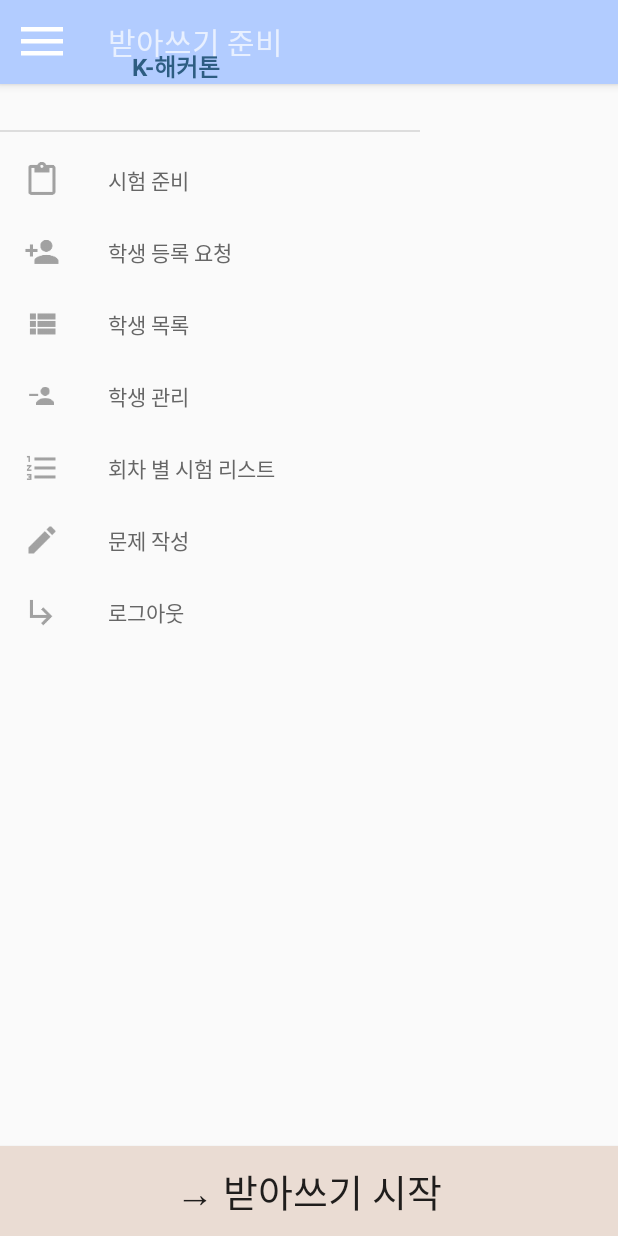
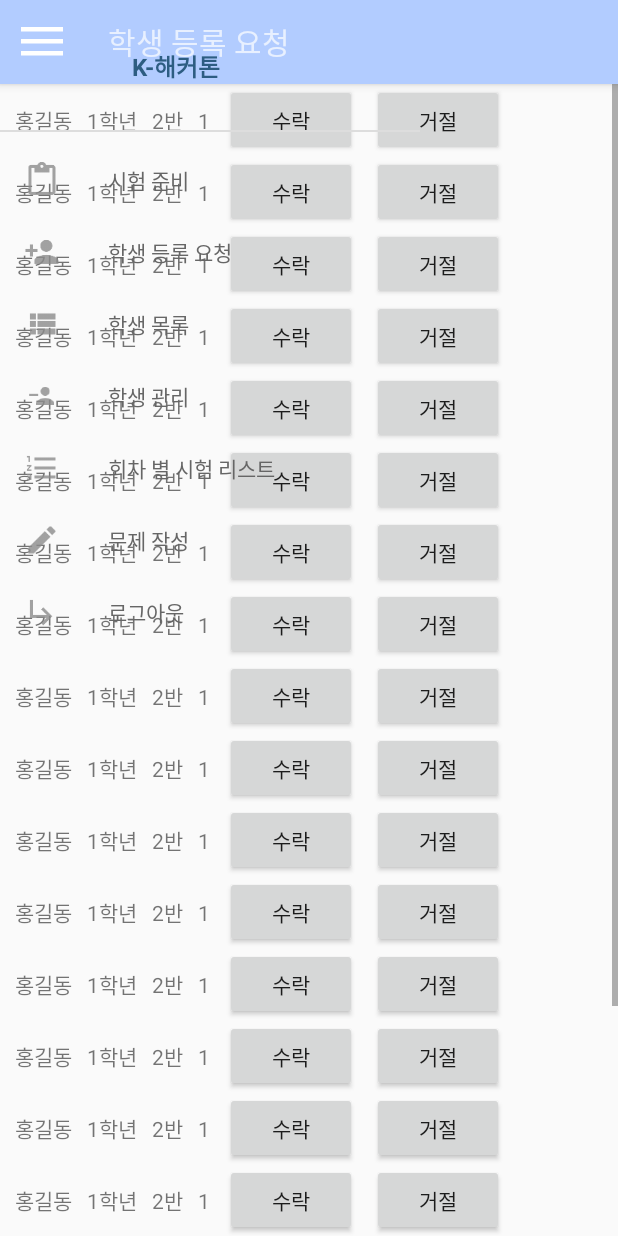
Before and after one commit to blxckdog7702/dictation_teacher, an Android app: the MainActivity screen opened directly, with no data from a screen before it, after a tap on "학생 등록 요청", on a phone screen of 412 x 824 dp. Run offline under Robolectric (Android 15) with nearby library versions, the phone set to English and light mode, and no system bars; our stand-ins replace ButterKnife; libraries missing offline, so code that uses them is left out: com.mxn.soul; plain views replace FlowingDrawer, FlowingMenuLayout; pictures from the network do not load; 2 statements that could not run were skipped.

Commit message:
[추가] 학생 등록 요청 목록 추가

```diff
--- a/app/src/main/AndroidManifest.xml
+++ b/app/src/main/AndroidManifest.xml
@@ -26,8 +26,8 @@
         <activity android:name=".Activity.ExamResultPage" />
         <activity
             android:name=".Activity.SignUpActivity"
-            android:label="@string/title_activity_login"></activity>
-        <activity android:name=".Activity.LoginActivity"></activity>
+            android:label="@string/title_activity_login" />
+        <activity android:name=".Activity.LoginActivity" />
         <activity android:name=".Activity.SplashActivity">
             <intent-filter>
                 <action android:name="android.intent.action.MAIN" />
@@ -35,7 +35,8 @@
                 <category android:name="android.intent.category.LAUNCHER" />
             </intent-filter>
         </activity>
-        <activity android:name=".Activity.StudentListActivity"></activity>
+        <activity android:name=".Activity.StudentListActivity" />
+        <activity android:name=".Activity.MatchingListActivity"></activity>
     </application>
 
 </manifest>
--- /dev/null
+++ b/app/src/main/java/com/blackdog/dictation_teacher/Activity/MatchingListActivity.java
@@ -0,0 +1,54 @@
+package com.blackdog.dictation_teacher.Activity;
+
+import android.support.v7.app.AppCompatActivity;
+import android.os.Bundle;
+import android.support.v7.widget.LinearLayoutManager;
+import android.support.v7.widget.RecyclerView;
+
+import com.blackdog.dictation_teacher.Activity.base.BaseDrawerActivity;
+import com.blackdog.dictation_teacher.Adapter.MatchingListAdapter;
+import com.blackdog.dictation_teacher.R;
+import com.blackdog.dictation_teacher.models.Student;
+
+import java.util.ArrayList;
+import java.util.List;
+
+public class MatchingListActivity extends BaseDrawerActivity {
+    private RecyclerView mRecyclerView;
+    private RecyclerView.Adapter mAdapter;
+    private RecyclerView.LayoutManager mLayoutManager;
+
+    @Override
+    protected void onCreate(Bundle savedInstanceState) {
+        super.onCreate(savedInstanceState);
+        setContentView(R.layout.activity_matching_list);
+        mRecyclerView = (RecyclerView) findViewById(R.id.matching_list_recycler_view);
+
+        toolbarTitle.setText("학생 등록 요청");
+
+        // use this setting to improve performance if you know that changes
+        // in content do not change the layout size of the RecyclerView
+        mRecyclerView.setHasFixedSize(true);
+
+        // use a linear layout manager
+        mLayoutManager = new LinearLayoutManager(this);
+        mRecyclerView.setLayoutManager(mLayoutManager);
+
+        List<Student> dataset = new ArrayList<>();
+
+        for (int i = 0; i < 20; i++) {
+            Student item = new Student();
+            item.setSchool("호성초등학교");
+            item.setGrade("1학년");
+            item.setClass_("2반");
+            item.setStudentId(1);
+            item.setName("홍길동");
+
+            dataset.add(item);
+        }
+
+        // specify an adapter (see also next example)
+        mAdapter = new MatchingListAdapter(this, dataset);
+        mRecyclerView.setAdapter(mAdapter);
+    }
+}
--- a/app/src/main/java/com/blackdog/dictation_teacher/Activity/base/BaseDrawerActivity.java
+++ b/app/src/main/java/com/blackdog/dictation_teacher/Activity/base/BaseDrawerActivity.java
@@ -13,6 +13,7 @@ import android.widget.Toast;
 
 import com.blackdog.dictation_teacher.Activity.LoginActivity;
 import com.blackdog.dictation_teacher.Activity.MainActivity;
+import com.blackdog.dictation_teacher.Activity.MatchingListActivity;
 import com.blackdog.dictation_teacher.Activity.StudentListActivity;
 import com.blackdog.dictation_teacher.LoginSharedPref;
 import com.blackdog.dictation_teacher.R;
@@ -60,6 +61,12 @@ public class BaseDrawerActivity extends BaseActivity {
                 switch (menuTitle) {
                     case "시험 준비" : {
                         Intent intent = new Intent(getApplicationContext(), MainActivity.class);
+                        intent.setFlags(Intent.FLAG_ACTIVITY_SINGLE_TOP);
+                        startActivity(intent);
+                        break;
+                    }
+                    case "학생 등록 요청" : {
+                        Intent intent = new Intent(getApplicationContext(), MatchingListActivity.class);
                         intent.setFlags(Intent.FLAG_ACTIVITY_SINGLE_TOP);
                         startActivity(intent);
                         break;
--- /dev/null
+++ b/app/src/main/java/com/blackdog/dictation_teacher/Adapter/MatchingListAdapter.java
@@ -0,0 +1,88 @@
+package com.blackdog.dictation_teacher.Adapter;
+
+import android.content.Context;
+import android.support.v7.widget.RecyclerView;
+import android.view.LayoutInflater;
+import android.view.View;
+import android.view.ViewGroup;
+import android.widget.Button;
+import android.widget.TextView;
+import android.widget.Toast;
+
+import com.blackdog.dictation_teacher.R;
+import com.blackdog.dictation_teacher.models.Student;
+
+import java.util.List;
+
+/**
+ * Created by DH on 2017-10-13.
+ */
+
+public class MatchingListAdapter extends RecyclerView.Adapter<MatchingListAdapter.ViewHolder> {
+    private List<Student> mMatchingList;
+    private Context mContext;
+
+    public MatchingListAdapter(Context _context, List<Student> _matchingList) {
+        mMatchingList = _matchingList;
+        mContext = _context;
+    }
+
+    public static class ViewHolder extends RecyclerView.ViewHolder {
+        // each data item is just a string in this case
+        public TextView mStudentName;
+        public TextView mGrade;
+        public TextView mClassNumber;
+        public TextView mStudentNumber;
+        public Button mAccept;
+        public Button mRefuse;
+
+        public ViewHolder(View v) {
+            super(v);
+            mStudentName = (TextView) v.findViewById(R.id.tv_matching_student_name);
+            mGrade = (TextView) v.findViewById(R.id.tv_matching_student_grade);
+            mClassNumber = (TextView) v.findViewById(R.id.tv_matching_student_class_number);
+            mStudentNumber = (TextView) v.findViewById(R.id.tv_matching_student_student_number);
+            mAccept = (Button) v.findViewById(R.id.bt_matching_student_accept);
+            mRefuse = (Button) v.findViewById(R.id.bt_matching_student_refuse);
+        }
+    }
+
+    @Override
+    public ViewHolder onCreateViewHolder(ViewGroup parent, int viewType) {
+        // create a new view
+        View v = LayoutInflater.from(parent.getContext())
+                .inflate(R.layout.item_matching_list, parent, false);
+        // set the view's size, margins, paddings and layout parameters
+        ViewHolder vh = new ViewHolder(v);
+        return vh;
+    }
+
+    @Override
+    public void onBindViewHolder(ViewHolder holder, int position) {
+        // - get element from your dataset at this position
+        // - replace the contents of the view with that element
+        holder.mGrade.setText(mMatchingList.get(position).getGrade());
+        holder.mClassNumber.setText(mMatchingList.get(position).getClass_());
+        holder.mStudentNumber.setText(mMatchingList.get(position).getStudentId().toString());
+        holder.mStudentName.setText(mMatchingList.get(position).getName());
+
+        holder.mAccept.setOnClickListener(new View.OnClickListener() {
+            @Override
+            public void onClick(View v) {
+                Toast.makeText(mContext, "수락", Toast.LENGTH_SHORT).show();
+            }
+        });
+
+        holder.mRefuse.setOnClickListener(new View.OnClickListener() {
+            @Override
+            public void onClick(View v) {
+                Toast.makeText(mContext, "거절", Toast.LENGTH_SHORT).show();
+            }
+        });
+    }
+
+    @Override
+    public int getItemCount() {
+        return mMatchingList.size();
+    }
+}
--- /dev/null
+++ b/app/src/main/res/layout/activity_matching_list.xml
@@ -0,0 +1,15 @@
+<?xml version="1.0" encoding="utf-8"?>
+<android.support.constraint.ConstraintLayout xmlns:android="http://schemas.android.com/apk/res/android"
+    xmlns:app="http://schemas.android.com/apk/res-auto"
+    xmlns:tools="http://schemas.android.com/tools"
+    android:layout_width="match_parent"
+    android:layout_height="match_parent"
+    tools:context="com.blackdog.dictation_teacher.Activity.MatchingListActivity">
+
+    <android.support.v7.widget.RecyclerView
+        android:id="@+id/matching_list_recycler_view"
+        android:scrollbars="vertical"
+        android:layout_width="match_parent"
+        android:layout_height="match_parent"/>
+
+</android.support.constraint.ConstraintLayout>
--- /dev/null
+++ b/app/src/main/res/layout/item_matching_list.xml
@@ -0,0 +1,44 @@
+<?xml version="1.0" encoding="utf-8"?>
+<LinearLayout xmlns:android="http://schemas.android.com/apk/res/android"
+    android:layout_width="match_parent"
+    android:layout_height="wrap_content"
+    android:orientation="horizontal">
+
+    <TextView
+        android:id="@+id/tv_matching_student_name"
+        android:layout_width="wrap_content"
+        android:layout_height="wrap_content"
+        android:layout_marginLeft="10dp" />
+
+    <TextView
+        android:id="@+id/tv_matching_student_grade"
+        android:layout_width="wrap_content"
+        android:layout_height="wrap_content"
+        android:layout_marginLeft="10dp" />
+
+    <TextView
+        android:id="@+id/tv_matching_student_class_number"
+        android:layout_width="wrap_content"
+        android:layout_height="wrap_content"
+        android:layout_marginLeft="10dp" />
+
+    <TextView
+        android:id="@+id/tv_matching_student_student_number"
+        android:layout_width="wrap_content"
+        android:layout_height="wrap_content"
+        android:layout_marginLeft="10dp" />
+
+    <Button
+        android:id="@+id/bt_matching_student_accept"
+        android:layout_width="wrap_content"
+        android:layout_height="wrap_content"
+        android:text="수락"
+        android:layout_marginLeft="10dp" />
+
+    <Button
+        android:id="@+id/bt_matching_student_refuse"
+        android:layout_width="wrap_content"
+        android:layout_height="wrap_content"
+        android:text="거절"
+        android:layout_marginLeft="10dp" />
+</LinearLayout>
```
